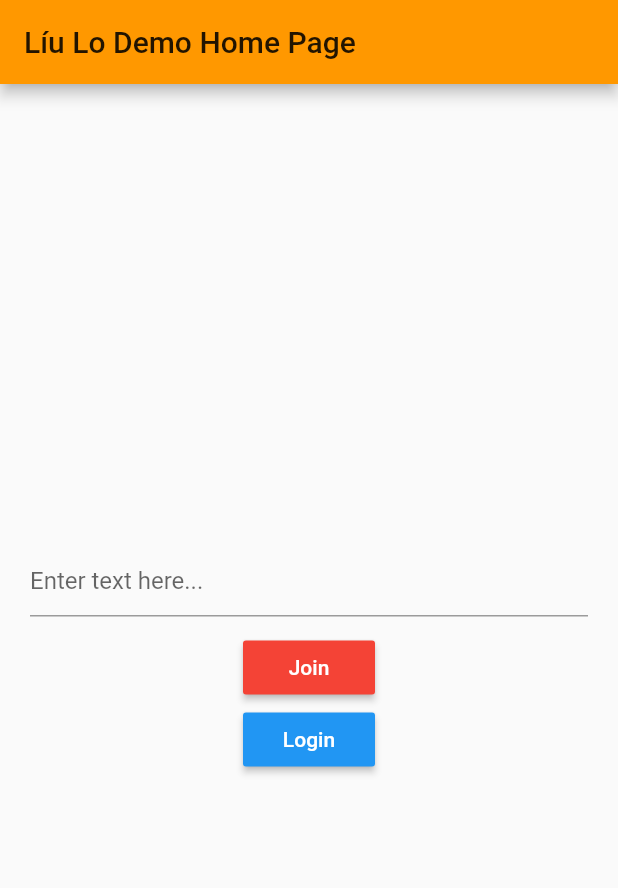
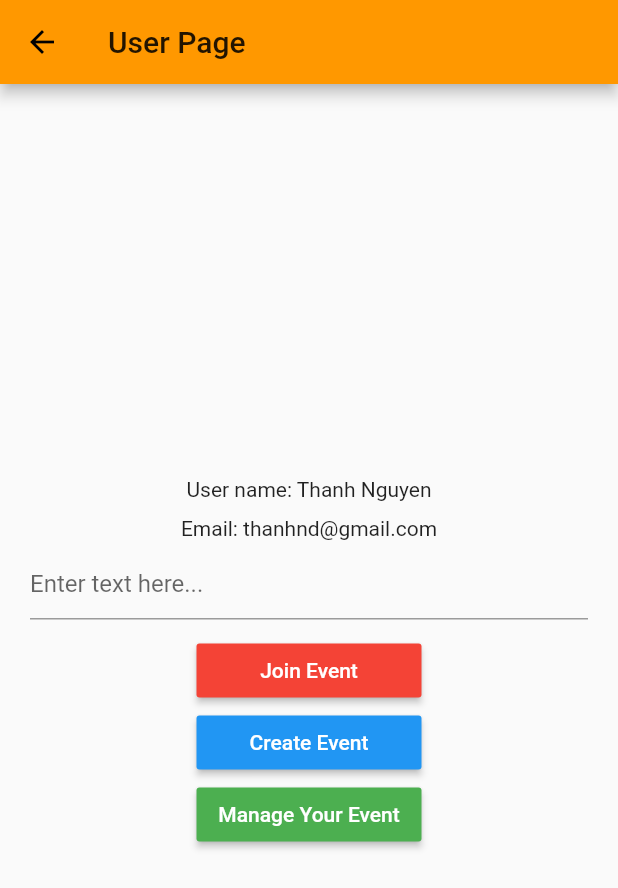
Before and after one commit to dwarvesf/liulo-mobile, a Flutter app: the screen it shows after launch, after a tap on "Login", on a phone screen of 412 x 824 dp. Shown: the top 888 px of the screen. Run offline on Flutter 3.47's test engine with Material 2 defaults, Android fonts, the phone set to English and light mode, and no system bars.

Commit message:
User homepage

```diff
--- a/lib/main.dart
+++ b/lib/main.dart
@@ -1,82 +1,5 @@
 import 'package:flutter/material.dart';
 
+import 'screen/inputScreen/InputScreen.dart';
+
 void main() => runApp(new MyApp());
-
-class MyApp extends StatelessWidget {
-  @override
-  Widget build(BuildContext context) {
-    return new MaterialApp(
-      title: 'Líu Lo',
-      theme: new ThemeData(
-        primarySwatch: Colors.orange,
-      ),
-      home: new MyHomePage(title: 'Líu Lo Demo Home Page'),
-    );
-  }
-}
-
-class MyHomePage extends StatefulWidget {
-  MyHomePage({Key key, this.title}) : super(key: key);
-
-  final String title;
-
-  @override
-  _MyHomePageState createState() => new _MyHomePageState();
-}
-
-class _MyHomePageState extends State<MyHomePage> {
-  String results = "";
-
-  final TextEditingController controller = new TextEditingController();
-
-  void addNumbers() {}
-
-  void subtractNumbers() {}
-
-  @override
-  Widget build(BuildContext context) {
-    return new Scaffold(
-      appBar: new AppBar(
-        title: new Text(widget.title),
-      ),
-      body: new Center(
-        child: new Column(
-          mainAxisAlignment: MainAxisAlignment.center,
-          children: <Widget>[
-            new Container(
-                margin: const EdgeInsets.only(left: 20.0, right: 20.0, bottom: 10.0),
-                child: new TextField(
-                  decoration:
-                      new InputDecoration(hintText: "Enter text here..."),
-                  onSubmitted: (String str) {
-                    setState(() {
-                      results = results + "\n" + str;
-                      controller.text = "";
-                    });
-                  },
-                  controller: controller,
-                )),
-            new RaisedButton(
-              onPressed: subtractNumbers,
-              textColor: Colors.white,
-              color: Colors.red,
-              padding: const EdgeInsets.all(8.0),
-              child: new Text(
-                "Join",
-              ),
-            ),
-            new RaisedButton(
-              onPressed: subtractNumbers,
-              textColor: Colors.white,
-              color: Colors.blue,
-              padding: const EdgeInsets.all(8.0),
-              child: new Text(
-                "Login",
-              ),
-            ),
-          ],
-        ),
-      ),
-    );
-  }
-}
--- /dev/null
+++ b/lib/screen/inputScreen/InputScreen.dart
@@ -0,0 +1,98 @@
+import 'package:flutter/material.dart';
+import 'package:liulo/screen/user/UserHomeScreen.dart';
+
+class MyApp extends StatelessWidget {
+  @override
+  Widget build(BuildContext context) {
+    return new MaterialApp(
+      title: 'Líu Lo',
+      theme: new ThemeData(
+        primarySwatch: Colors.orange,
+      ),
+      home: new InputScreen(title: 'Líu Lo Demo'),
+    );
+  }
+}
+
+class InputScreen extends StatefulWidget {
+  InputScreen({Key key, this.title}) : super(key: key);
+
+  final String title;
+
+  @override
+  _InputScreenState createState() => new _InputScreenState();
+}
+
+class _InputScreenState extends State<InputScreen> {
+  String results = "";
+
+  final TextEditingController controller = new TextEditingController();
+
+  void login() {
+    Navigator.push(
+      context,
+      MaterialPageRoute(
+          builder: (context) => UserHomeScreen(title: 'User Page')),
+    );
+  }
+
+  void join() {}
+
+  @override
+  Widget build(BuildContext context) {
+    return new Scaffold(
+      appBar: new AppBar(
+        title: new Text(widget.title),
+      ),
+      body: new Center(
+        child: new Column(
+          mainAxisAlignment: MainAxisAlignment.center,
+          children: <Widget>[
+            new Container(
+                margin: const EdgeInsets.only(
+                    left: 20.0, right: 20.0, bottom: 10.0),
+                child: new TextField(
+                  decoration:
+                      new InputDecoration(hintText: "Enter text here..."),
+                  onSubmitted: (String str) {
+                    setState(() {
+                      results = results + "\n" + str;
+                      controller.text = "";
+                    });
+                  },
+                  controller: controller,
+                )),
+            new ButtonTheme(
+              minWidth: 150.0,
+              height: 36.0,
+              child: RaisedButton(
+                onPressed: join,
+                textColor: Colors.white,
+                color: Colors.red,
+                padding: const EdgeInsets.all(8.0),
+                child: new Text(
+                  "Join Event",
+                ),
+              ),
+            ),
+
+            new ButtonTheme(
+              minWidth: 150.0,
+              height: 36.0,
+              child: RaisedButton(
+                onPressed: login,
+                textColor: Colors.white,
+                color: Colors.blue,
+                padding: const EdgeInsets.all(8.0),
+                child: new Text(
+                  "Login",
+                ),
+              ),
+            ),
+
+          ],
+        ),
+      ),
+    );
+  }
+}
--- /dev/null
+++ b/lib/screen/user/UserHomeScreen.dart
@@ -0,0 +1,107 @@
+import 'package:flutter/material.dart';
+
+class UserHomeScreen extends StatefulWidget {
+  UserHomeScreen({Key key, this.title}) : super(key: key);
+
+  final String title;
+
+  @override
+  _UserHomeScreenState createState() => new _UserHomeScreenState();
+}
+
+class _UserHomeScreenState extends State<UserHomeScreen> {
+  String results = "";
+
+  final TextEditingController controller = new TextEditingController();
+
+  void addNumbers() {}
+
+  void subtractNumbers() {}
+
+  @override
+  Widget build(BuildContext context) {
+    return new Scaffold(
+      appBar: new AppBar(
+        title: new Text(widget.title),
+      ),
+      body: new Center(
+        child: new Column(
+          mainAxisAlignment: MainAxisAlignment.center,
+          children: <Widget>[
+            new Container(
+              padding: const EdgeInsets.all(5.0),
+              child: Text(
+                'User name: Thanh Nguyen',
+                softWrap: true,
+              ),
+            ),
+            new Container(
+              padding: const EdgeInsets.all(5.0),
+              child: Text(
+                'Email: thanhnd@gmail.com',
+                softWrap: true,
+              ),
+            ),
+            new Container(
+                margin: const EdgeInsets.only(
+                    left: 20.0, right: 20.0, bottom: 10.0),
+                child: new TextField(
+                  decoration:
+                      new InputDecoration(hintText: "Enter text here..."),
+                  onSubmitted: (String str) {
+                    setState(() {
+                      results = results + "\n" + str;
+                      controller.text = "";
+                    });
+                  },
+                  controller: controller,
+                )),
+
+            new ButtonTheme(
+              minWidth: 150.0,
+              height: 36.0,
+              child: RaisedButton(
+                onPressed: subtractNumbers,
+                textColor: Colors.white,
+                color: Colors.red,
+                padding: const EdgeInsets.all(8.0),
+                child: new Text(
+                  "Join Event",
+                ),
+              ),
+            ),
+
+            new ButtonTheme(
+              minWidth: 150.0,
+              height: 36.0,
+              child: RaisedButton(
+                onPressed: subtractNumbers,
+                textColor: Colors.white,
+                color: Colors.blue,
+                padding: const EdgeInsets.all(8.0),
+                child: new Text(
+                  "Create Event",
+                ),
+              ),
+            ),
+
+            new ButtonTheme(
+              minWidth: 150.0,
+              height: 36.0,
+              child: RaisedButton(
+                onPressed: subtractNumbers,
+                textColor: Colors.white,
+                color: Colors.green,
+                padding: const EdgeInsets.all(8.0),
+                child: new Text(
+                  "Manage Your Event",
+                ),
+              ),
+            ),
+
+          ],
+        ),
+      ),
+    );
+  }
+}
```
Also changed, not shown: 1 other file.
